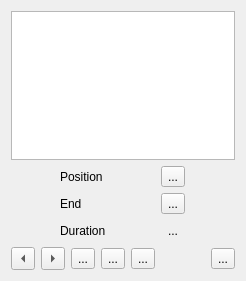
First picture: the form in src/ui/editsub_ui.ui, repository KDE/kdenlive, before the edit.
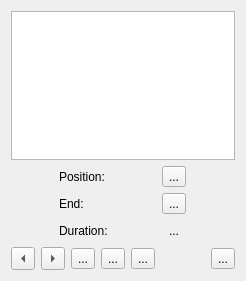
Second picture: the form after the edit. Custom widgets are drawn as their Qt base class.

```diff
--- a/src/ui/editsub_ui.ui
+++ b/src/ui/editsub_ui.ui
@@ -78,14 +78,14 @@
       <item row="2" column="0">
        <widget class="QLabel" name="duration_label_2">
         <property name="text">
-         <string>Duration</string>
+         <string>Duration:</string>
         </property>
        </widget>
       </item>
       <item row="1" column="0">
        <widget class="QLabel" name="duration_label">
         <property name="text">
-         <string>End</string>
+         <string>End:</string>
         </property>
        </widget>
       </item>
@@ -124,7 +124,7 @@
          </sizepolicy>
         </property>
         <property name="text">
-         <string>Position</string>
+         <string>Position:</string>
         </property>
        </widget>
       </item>
```
